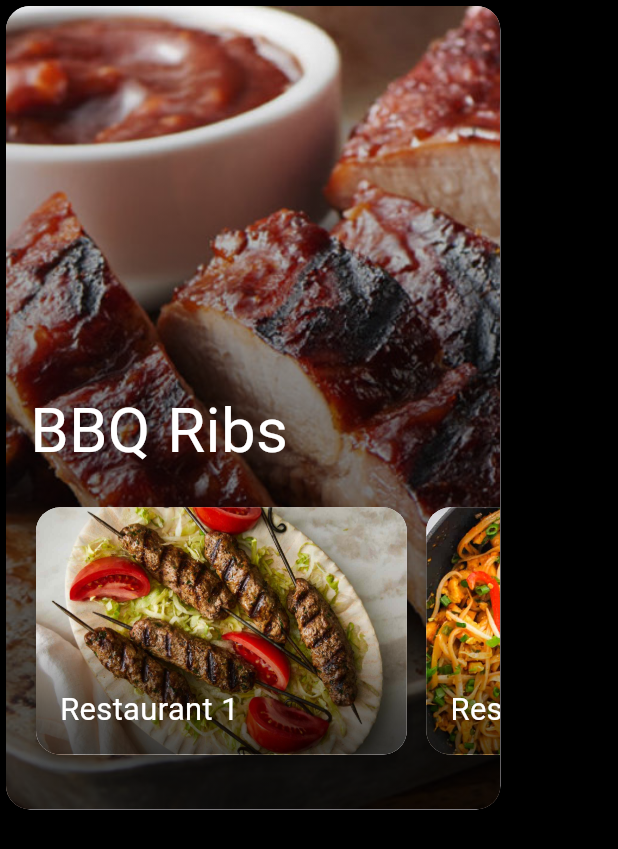
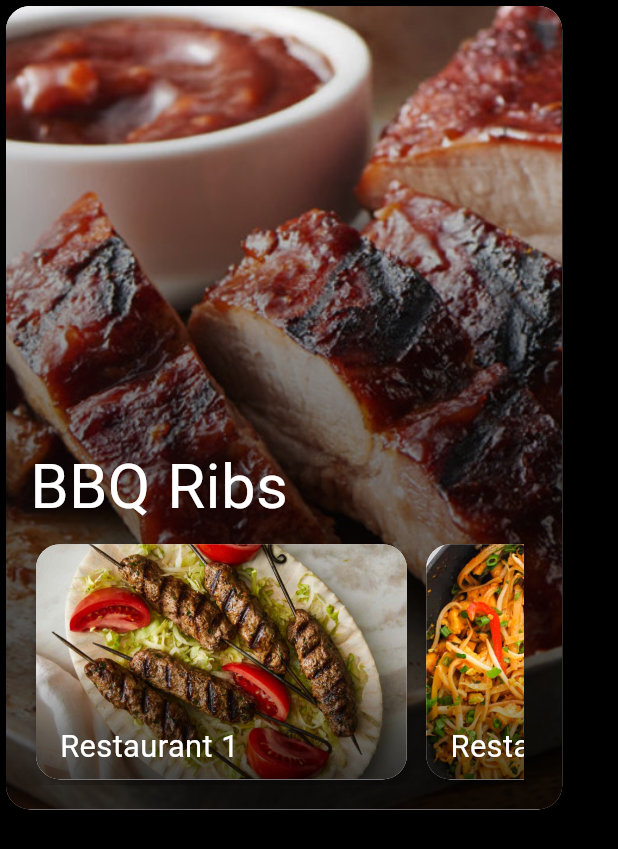
Before and after one commit to HoldenV/flavr, a Flutter app: the RecommendationCardDisplay widget shown alone on an empty page, opened directly, on a phone screen of 412 x 824 dp. Shown: the top 849 px of the screen. Run offline on Flutter 3.47's test engine with Material 3 defaults, Android fonts, the phone set to English and light mode, and no system bars; our stand-ins replace firebase_auth, firebase_core, flutter_card_swiper, geolocator, google_fonts, google_sign_in; accounts and stored records are empty.

Commit message:
updated distance between txt and scroll

```diff
--- a/lib/widgets/recommendation_popup.dart
+++ b/lib/widgets/recommendation_popup.dart
@@ -132,7 +132,7 @@ class RecommendationCardDisplay extends StatelessWidget {
             child: Stack(children: [
               Image.asset(
                 image_path,
-                width: screenWidth * 0.8,
+                width: screenWidth * 0.9,
                 height: screenHeight * 0.65,
                 fit: BoxFit.cover,
               ),
@@ -172,12 +172,12 @@ class RecommendationCardDisplay extends StatelessWidget {
                         color: Colors.white,
                       ),
                       textAlign: TextAlign.left,
-                    ),
+                    ), SizedBox(height: screenHeight * 0.005),
                     // Wrap the restaurant cards in a container with a defined height
                     Container(
                       width: screenWidth *
                           0.8, // Constrain the width to the card's width
-                      height: screenHeight * 0.25, // adjust as needed
+                      height: screenHeight * 0.20, // adjust as needed
                       child: SingleChildScrollView(
                         scrollDirection: Axis.horizontal,
                         child: Row(
@@ -260,7 +260,7 @@ class RestaurantCard extends StatelessWidget {
                 ),
               ),
               Positioned(
-                bottom: 16, // adjust as needed
+                bottom: 8, // adjust as needed
                 left: 16, // adjust as needed
                 child: Text(
                   restaurant_name,
```
